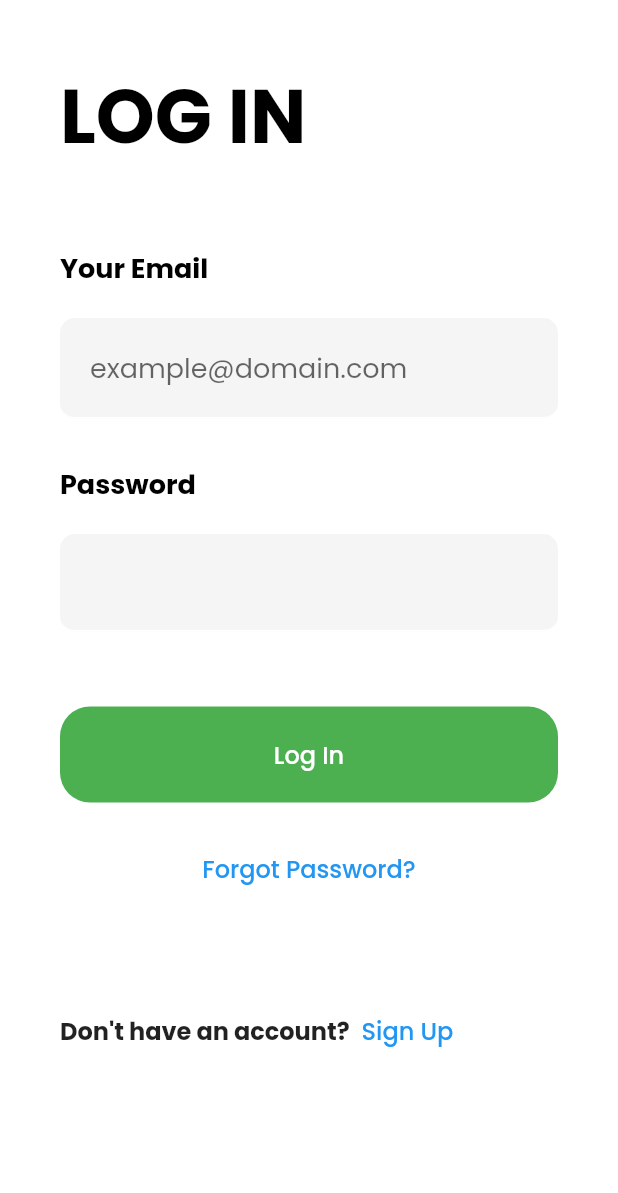
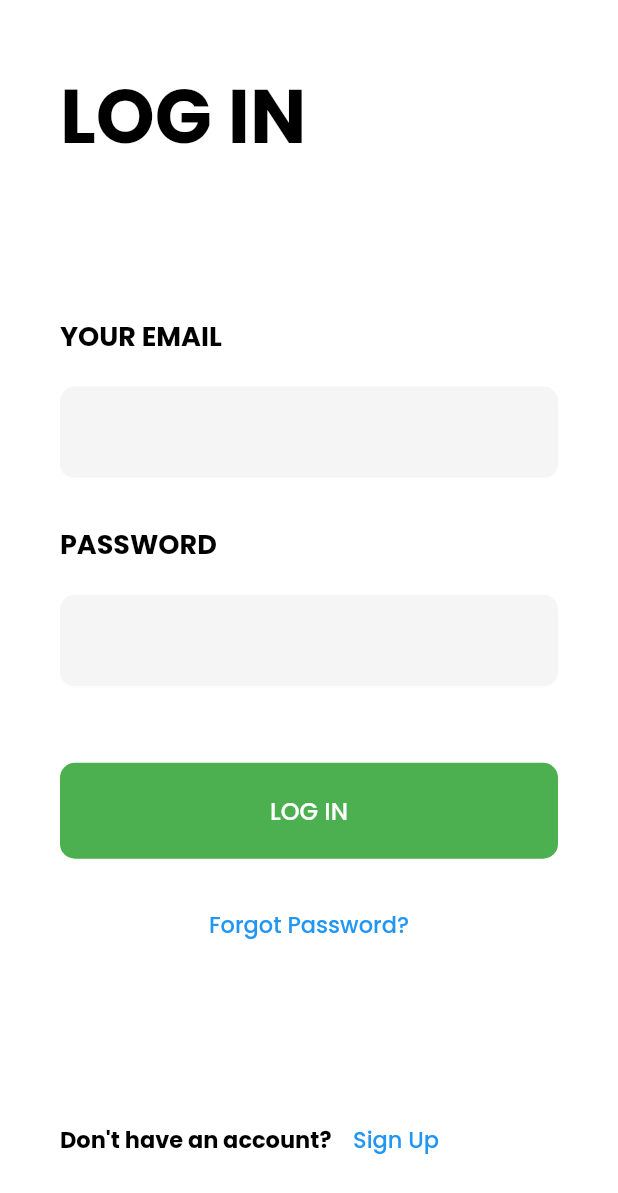
Before and after one commit to AbhiCh616/hobby_lobby_flutter, a Flutter app: the LoginScreen screen opened directly, on a phone screen of 412 x 824 dp. Shown: the top 1193 px of the screen. Run offline on Flutter 3.47's test engine with Material 2 defaults, Android fonts, the phone set to English and light mode, and no system bars; our stand-ins replace simple_animations, supercharged.

Commit message:
Log In Screen made adaptable

```diff
--- a/lib/components/authentication/LoginScreen.dart
+++ b/lib/components/authentication/LoginScreen.dart
@@ -1,7 +1,5 @@
 import 'package:flutter/material.dart';
 import 'package:hobby_lobby_flutter/animations/FadeAnimation.dart';
-
-import '../MyFlatButton.dart';
 
 class LoginScreen extends StatelessWidget {
   @override
@@ -9,10 +7,10 @@ class LoginScreen extends StatelessWidget {
     return Scaffold(
       backgroundColor: Colors.white,
       body: SafeArea(
-        child: SingleChildScrollView(
-          child: Container(
-            padding: EdgeInsets.all(40),
+        child: Padding(
+          padding: const EdgeInsets.all(40),
           child: Column(
+            mainAxisAlignment: MainAxisAlignment.spaceBetween,
             crossAxisAlignment: CrossAxisAlignment.start,
             children: [
               Text(
@@ -23,12 +21,20 @@ class LoginScreen extends StatelessWidget {
                   fontWeight: FontWeight.bold,
                 ),
               ),
-                FadeAnimation(
+              Align(
+                alignment: Alignment.center,
+                child: Container(
+                  constraints: BoxConstraints(maxWidth: 500),
+                  child: Column(
+                    crossAxisAlignment: CrossAxisAlignment.start,
+                    mainAxisSize: MainAxisSize.min,
+                    children: [
+                      Padding(
+                        padding: const EdgeInsets.only(bottom: 20.0),
+                        child: FadeAnimation(
                           delay: 1,
-                  child: Padding(
-                    padding: EdgeInsets.only(top: 50),
                           child: Text(
-                      'Your Email',
+                            'YOUR EMAIL',
                             style: TextStyle(
                               fontSize: 18,
                               color: Colors.black,
@@ -40,16 +46,12 @@ class LoginScreen extends StatelessWidget {
                       FadeAnimation(
                         delay: 1,
                         startY: 20,
-                  child: Container(
-                    padding: EdgeInsets.only(top: 20),
                         child: TextField(
-                      style: TextStyle(fontSize: 18, color: Colors.black),
                           decoration: InputDecoration(
                             filled: true,
-                        fillColor: Colors.blue[30],
-                        hintText: 'example@domain.com',
-                        contentPadding:
-                            EdgeInsets.symmetric(vertical: 20, horizontal: 20),
+                            fillColor: Colors.grey[100],
+                            contentPadding: EdgeInsets.symmetric(
+                                horizontal: 30, vertical: 20),
                             focusedBorder: UnderlineInputBorder(
                               borderSide: BorderSide(color: Colors.white),
                               borderRadius: BorderRadius.circular(10),
@@ -61,13 +63,12 @@ class LoginScreen extends StatelessWidget {
                           ),
                         ),
                       ),
-                ),
-                FadeAnimation(
+                      Padding(
+                        padding: const EdgeInsets.only(top: 30, bottom: 20),
+                        child: FadeAnimation(
                           delay: 1,
-                  child: Padding(
-                    padding: EdgeInsets.only(top: 30),
                           child: Text(
-                      'Password',
+                            'PASSWORD',
                             style: TextStyle(
                               fontSize: 18,
                               color: Colors.black,
@@ -79,15 +80,12 @@ class LoginScreen extends StatelessWidget {
                       FadeAnimation(
                         delay: 1,
                         startY: 20,
-                  child: Container(
-                    padding: EdgeInsets.only(top: 20),
                         child: TextField(
-                      style: TextStyle(fontSize: 18, color: Colors.black),
                           decoration: InputDecoration(
                             filled: true,
-                        fillColor: Colors.blue[30],
-                        contentPadding:
-                            EdgeInsets.symmetric(vertical: 20, horizontal: 20),
+                            fillColor: Colors.grey[100],
+                            contentPadding: EdgeInsets.symmetric(
+                                horizontal: 30, vertical: 20),
                             focusedBorder: UnderlineInputBorder(
                               borderSide: BorderSide(color: Colors.white),
                               borderRadius: BorderRadius.circular(10),
@@ -99,47 +97,43 @@ class LoginScreen extends StatelessWidget {
                           ),
                         ),
                       ),
-                ),
-                Align(
-                  alignment: Alignment.center,
-                  child: Column(
-                    children: [
-                      Padding(
-                        padding: EdgeInsets.only(top: 50),
-                        child: SizedBox(
-                          width: MediaQuery.of(context).size.width,
+                      SizedBox(
+                        width: double.maxFinite,
+                        child: Padding(
+                          padding:
+                              const EdgeInsets.only(top: 50.0, bottom: 20.0),
                           child: Hero(
                             tag: 'log_in_button',
                             child: TextButton(
                               onPressed: () {},
                               child: Text(
-                                'Log In',
-                                style: TextStyle(fontSize: 16),
+                                'LOG IN',
+                                style: TextStyle(
+                                  fontSize: 16,
+                                  color: Colors.white,
+                                ),
                               ),
                               style: TextButton.styleFrom(
-                                padding: EdgeInsets.symmetric(
-                                  vertical: 20,
-                                ),
                                 backgroundColor: Colors.green,
-                                primary: Colors.white,
+                                padding: EdgeInsets.symmetric(vertical: 20),
                                 shape: RoundedRectangleBorder(
-                                  borderRadius: BorderRadius.circular(20),
+                                  borderRadius: BorderRadius.circular(10),
                                 ),
                               ),
                             ),
                           ),
                         ),
                       ),
-                      FadeAnimation(
+                      Align(
+                        alignment: Alignment.topCenter,
+                        child: FadeAnimation(
                           delay: 2,
-                        child: Padding(
-                          padding: EdgeInsets.only(top: 20),
                           child: TextButton(
                             onPressed: () {},
                             child: Text(
                               'Forgot Password?',
                               style: TextStyle(
-                                fontSize: 16,
+                                fontSize: 15,
                               ),
                             ),
                           ),
@@ -148,20 +142,17 @@ class LoginScreen extends StatelessWidget {
                     ],
                   ),
                 ),
+              ),
               FadeAnimation(
                 delay: 2,
-                  child: Expanded(
-                    child: Align(
-                      alignment: FractionalOffset.bottomLeft,
-                      child: Padding(
-                        padding: EdgeInsets.only(top: 60),
                 child: Row(
                   children: [
                     Text(
-                              'Don\'t have an account?',
+                      'Don\'t have an account?  ',
                       style: TextStyle(
+                        fontSize: 15,
+                        color: Colors.black,
                         fontWeight: FontWeight.bold,
-                                fontSize: 16,
                       ),
                     ),
                     TextButton(
@@ -169,18 +160,14 @@ class LoginScreen extends StatelessWidget {
                       child: Text(
                         'Sign Up',
                         style: TextStyle(
-                                  fontSize: 16,
+                          fontSize: 15,
                         ),
                       ),
-                            )
+                    ),
                   ],
                 ),
               ),
-                    ),
-                  ),
-                )
             ],
-            ),
           ),
         ),
       ),
```
Lines whose indentation alone changed are shown as unchanged.
